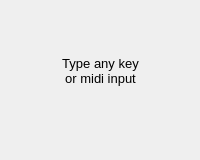
First picture: the form in dialog_key.ui, repository fredericabry/raspiloop, before the edit.
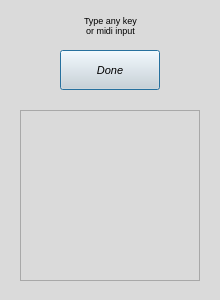
Second picture: the form after the edit.

```diff
--- a/dialog_key.ui
+++ b/dialog_key.ui
@@ -6,25 +6,29 @@
    <rect>
     <x>0</x>
     <y>0</y>
-    <width>200</width>
-    <height>160</height>
+    <width>220</width>
+    <height>300</height>
    </rect>
   </property>
   <property name="windowTitle">
    <string>Dialog</string>
   </property>
+  <property name="styleSheet">
+   <string notr="true">background-color: rgb(218, 218, 218);</string>
+  </property>
   <widget class="QLabel" name="label">
    <property name="geometry">
     <rect>
      <x>0</x>
-     <y>30</y>
-     <width>201</width>
-     <height>81</height>
+     <y>0</y>
+     <width>221</width>
+     <height>51</height>
     </rect>
    </property>
    <property name="font">
     <font>
-     <pointsize>10</pointsize>
+     <pointsize>7</pointsize>
+     <italic>false</italic>
     </font>
    </property>
    <property name="text">
@@ -35,6 +39,41 @@
     <set>Qt::AlignCenter</set>
    </property>
   </widget>
+  <widget class="QPushButton" name="bDone">
+   <property name="geometry">
+    <rect>
+     <x>60</x>
+     <y>50</y>
+     <width>100</width>
+     <height>40</height>
+    </rect>
+   </property>
+   <property name="font">
+    <font>
+     <pointsize>8</pointsize>
+     <italic>true</italic>
+    </font>
+   </property>
+   <property name="text">
+    <string>Done</string>
+   </property>
+  </widget>
+  <widget class="QTextEdit" name="consoleMidi">
+   <property name="geometry">
+    <rect>
+     <x>20</x>
+     <y>110</y>
+     <width>180</width>
+     <height>171</height>
+    </rect>
+   </property>
+   <property name="font">
+    <font>
+     <pointsize>6</pointsize>
+     <italic>true</italic>
+    </font>
+   </property>
+  </widget>
  </widget>
  <resources/>
  <connections/>
```
